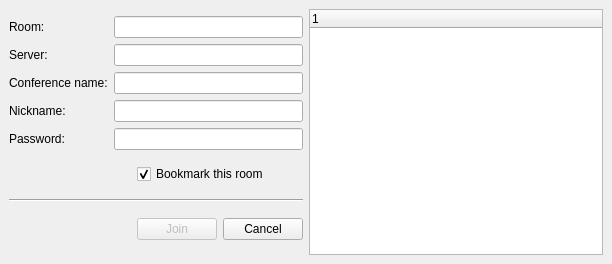
Before: the Qt Designer form widgets/joingroupchat.ui in xmpp-graveyard/jabbim, drawn with Qt 5.
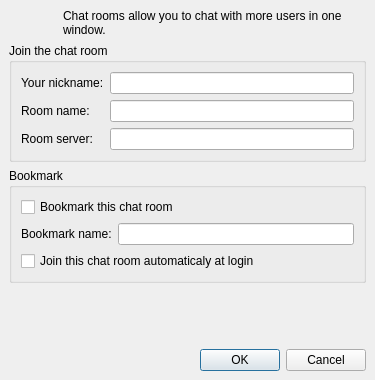
After: the same form once the commit is applied. Icons and pictures are not drawn.

Commit message: lepsi joingroupchat, oprava #585

Diff of the .ui file:
```diff
--- a/widgets/joingroupchat.ui
+++ b/widgets/joingroupchat.ui
@@ -5,184 +5,105 @@
    <rect>
     <x>0</x>
     <y>0</y>
-    <width>612</width>
-    <height>264</height>
+    <width>375</width>
+    <height>380</height>
    </rect>
   </property>
   <property name="windowTitle" >
    <string>Join Group Chat</string>
   </property>
-  <layout class="QHBoxLayout" >
-   <property name="spacing" >
-    <number>6</number>
-   </property>
-   <property name="leftMargin" >
-    <number>9</number>
-   </property>
-   <property name="topMargin" >
-    <number>9</number>
-   </property>
-   <property name="rightMargin" >
-    <number>9</number>
-   </property>
-   <property name="bottomMargin" >
-    <number>9</number>
-   </property>
-   <item>
     <layout class="QGridLayout" >
-     <property name="leftMargin" >
-      <number>0</number>
-     </property>
-     <property name="topMargin" >
-      <number>0</number>
-     </property>
-     <property name="rightMargin" >
-      <number>0</number>
-     </property>
-     <property name="bottomMargin" >
-      <number>0</number>
-     </property>
-     <property name="horizontalSpacing" >
-      <number>6</number>
-     </property>
-     <property name="verticalSpacing" >
-      <number>6</number>
-     </property>
-     <item row="1" column="1" >
-      <widget class="QCheckBox" name="bookmark" >
-       <property name="toolTip" >
-        <string>Adds this room to your bookmarks. Bookmarks &lt;br>are stored on the server.</string>
-       </property>
-       <property name="text" >
-        <string>Bookmark this room</string>
-       </property>
-       <property name="checked" >
-        <bool>true</bool>
-       </property>
-      </widget>
-     </item>
-     <item row="2" column="0" colspan="2" >
-      <widget class="Line" name="line" >
-       <property name="orientation" >
-        <enum>Qt::Horizontal</enum>
-       </property>
-      </widget>
-     </item>
-     <item row="3" column="1" >
-      <layout class="QHBoxLayout" >
+   <property name="margin" >
+    <number>9</number>
+   </property>
        <property name="spacing" >
         <number>6</number>
        </property>
-       <property name="leftMargin" >
-        <number>0</number>
-       </property>
-       <property name="topMargin" >
-        <number>0</number>
-       </property>
-       <property name="rightMargin" >
-        <number>0</number>
-       </property>
-       <property name="bottomMargin" >
-        <number>0</number>
-       </property>
-       <item>
-        <widget class="QPushButton" name="pushButton" >
-         <property name="enabled" >
-          <bool>false</bool>
-         </property>
-         <property name="text" >
-          <string>Join</string>
-         </property>
-        </widget>
-       </item>
-       <item>
-        <widget class="QPushButton" name="pushButton_2" >
-         <property name="text" >
-          <string>Cancel</string>
-         </property>
-        </widget>
-       </item>
-      </layout>
-     </item>
-     <item row="1" column="0" >
+   <item row="3" column="0" >
       <spacer>
        <property name="orientation" >
-        <enum>Qt::Horizontal</enum>
+      <enum>Qt::Vertical</enum>
        </property>
        <property name="sizeHint" >
         <size>
-         <width>93</width>
-         <height>23</height>
+       <width>20</width>
+       <height>40</height>
         </size>
        </property>
       </spacer>
      </item>
-     <item row="0" column="0" colspan="2" >
-      <layout class="QHBoxLayout" >
-       <property name="spacing" >
-        <number>6</number>
-       </property>
-       <property name="leftMargin" >
-        <number>0</number>
-       </property>
-       <property name="topMargin" >
-        <number>0</number>
-       </property>
-       <property name="rightMargin" >
-        <number>0</number>
-       </property>
-       <property name="bottomMargin" >
-        <number>0</number>
-       </property>
-       <item>
-        <layout class="QVBoxLayout" >
-         <property name="spacing" >
-          <number>6</number>
-         </property>
-         <property name="leftMargin" >
-          <number>0</number>
-         </property>
-         <property name="topMargin" >
-          <number>0</number>
-         </property>
-         <property name="rightMargin" >
-          <number>0</number>
-         </property>
-         <property name="bottomMargin" >
-          <number>0</number>
-         </property>
-         <item>
+   <item row="0" column="0" >
           <widget class="QLabel" name="label" >
+     <property name="maximumSize" >
+      <size>
+       <width>48</width>
+       <height>48</height>
+      </size>
+     </property>
            <property name="text" >
-            <string>Room:</string>
-           </property>
-          </widget>
-         </item>
+      <string/>
+     </property>
+     <property name="pixmap" >
+      <pixmap>images/48x48/categories/conferences.png</pixmap>
+     </property>
+    </widget>
+   </item>
+   <item row="0" column="1" >
+    <widget class="QLabel" name="label_2" >
+     <property name="text" >
+      <string>Chat rooms allow you to chat with more users in one window.</string>
+     </property>
+     <property name="wordWrap" >
+      <bool>true</bool>
+     </property>
+    </widget>
+   </item>
+   <item row="1" column="0" colspan="2" >
+    <widget class="QGroupBox" name="groupBox" >
+     <property name="title" >
+      <string>Join the chat room</string>
+     </property>
+     <layout class="QVBoxLayout" >
+      <property name="margin" >
+       <number>9</number>
+      </property>
+      <property name="spacing" >
+       <number>6</number>
+      </property>
+      <item>
+       <layout class="QHBoxLayout" >
+        <property name="margin" >
+         <number>0</number>
+        </property>
+        <property name="spacing" >
+         <number>6</number>
+        </property>
+        <item>
+         <layout class="QVBoxLayout" >
+          <property name="margin" >
+           <number>0</number>
+          </property>
+          <property name="spacing" >
+           <number>6</number>
+          </property>
          <item>
           <widget class="QLabel" name="label_3" >
            <property name="text" >
-            <string>Server:</string>
+             <string>Your nickname:</string>
            </property>
           </widget>
          </item>
          <item>
           <widget class="QLabel" name="label_4" >
            <property name="text" >
-            <string>Conference name:</string>
-           </property>
-          </widget>
-         </item>
-         <item>
-          <widget class="QLabel" name="label_2" >
-           <property name="text" >
-            <string>Nickname:</string>
+             <string>Room name:</string>
            </property>
           </widget>
          </item>
          <item>
           <widget class="QLabel" name="label_5" >
            <property name="text" >
-            <string>Password:</string>
+             <string>Room server:</string>
            </property>
           </widget>
          </item>
@@ -193,91 +114,79 @@
          <property name="spacing" >
           <number>6</number>
          </property>
-         <property name="leftMargin" >
-          <number>0</number>
-         </property>
-         <property name="topMargin" >
-          <number>0</number>
-         </property>
-         <property name="rightMargin" >
-          <number>0</number>
-         </property>
-         <property name="bottomMargin" >
+          <item>
+           <widget class="QLineEdit" name="nickname" />
+          </item>
+          <item>
+           <widget class="QLineEdit" name="roomName" />
+          </item>
+          <item>
+           <widget class="QLineEdit" name="serverName" />
+          </item>
+         </layout>
+        </item>
+       </layout>
+      </item>
+     </layout>
+    </widget>
+   </item>
+   <item row="2" column="0" colspan="2" >
+    <widget class="QGroupBox" name="groupBox_2" >
+     <property name="title" >
+      <string>Bookmark</string>
+     </property>
+     <layout class="QGridLayout" >
+      <property name="margin" >
+       <number>9</number>
+      </property>
+      <property name="spacing" >
+       <number>6</number>
+      </property>
+      <item row="1" column="0" >
+       <layout class="QHBoxLayout" >
+        <property name="margin" >
           <number>0</number>
          </property>
-         <item>
-          <widget class="QLineEdit" name="room" >
-           <property name="toolTip" >
-            <string>Here fill in the name of the room you want to join in</string>
-           </property>
-          </widget>
-         </item>
+        <property name="spacing" >
+         <number>6</number>
+        </property>
          <item>
-          <widget class="QLineEdit" name="server" >
-           <property name="toolTip" >
-            <string>Server where the chat room is (e.g. conf.netlab.cz)</string>
+         <widget class="QLabel" name="bookmarkNameLabel" >
+          <property name="text" >
+           <string>Bookmark name:</string>
            </property>
           </widget>
          </item>
          <item>
-          <widget class="QLineEdit" name="name" >
-           <property name="toolTip" >
-            <string>This serves only for your orientation</string>
-           </property>
-          </widget>
-         </item>
-         <item>
-          <widget class="QLineEdit" name="nickname" >
-           <property name="toolTip" >
-            <string>Under what name do you want to be &lt;br>known to other participants</string>
+         <widget class="QLineEdit" name="bookmarkName" />
+        </item>
+       </layout>
+      </item>
+      <item row="0" column="0" >
+       <widget class="QCheckBox" name="bookmarkChat" >
+        <property name="text" >
+         <string>Bookmark this chat room</string>
            </property>
           </widget>
          </item>
-         <item>
-          <widget class="QLineEdit" name="password" >
-           <property name="toolTip" >
-            <string>You need password if the room is locked</string>
-           </property>
-           <property name="echoMode" >
-            <enum>QLineEdit::Password</enum>
-           </property>
+      <item row="2" column="0" >
+       <widget class="QCheckBox" name="autojoin" >
+        <property name="text" >
+         <string>Join this chat room automaticaly at login</string>
+        </property>
           </widget>
          </item>
         </layout>
-       </item>
-      </layout>
-     </item>
-     <item row="3" column="0" >
-      <spacer>
+    </widget>
+   </item>
+   <item row="4" column="0" colspan="2" >
+    <widget class="QDialogButtonBox" name="buttonBox" >
        <property name="orientation" >
         <enum>Qt::Horizontal</enum>
        </property>
-       <property name="sizeHint" >
-        <size>
-         <width>93</width>
-         <height>29</height>
-        </size>
-       </property>
-      </spacer>
-     </item>
-    </layout>
-   </item>
-   <item>
-    <widget class="QTreeWidget" name="roomList" >
-     <property name="frameShadow" >
-      <enum>QFrame::Sunken</enum>
-     </property>
-     <property name="rootIsDecorated" >
-      <bool>true</bool>
-     </property>
-     <property name="columnCount" >
-      <number>1</number>
-     </property>
-     <column>
-      <property name="text" >
-       <string>1</string>
-      </property>
-     </column>
+     <property name="standardButtons" >
+      <set>QDialogButtonBox::Cancel|QDialogButtonBox::NoButton|QDialogButtonBox::Ok</set>
+     </property>
     </widget>
    </item>
   </layout>
```
Left out of the diff: 109 changed lines with no effect on the pictures. Lines whose indentation alone changed are shown as unchanged. The commit also changes 10 other files.
